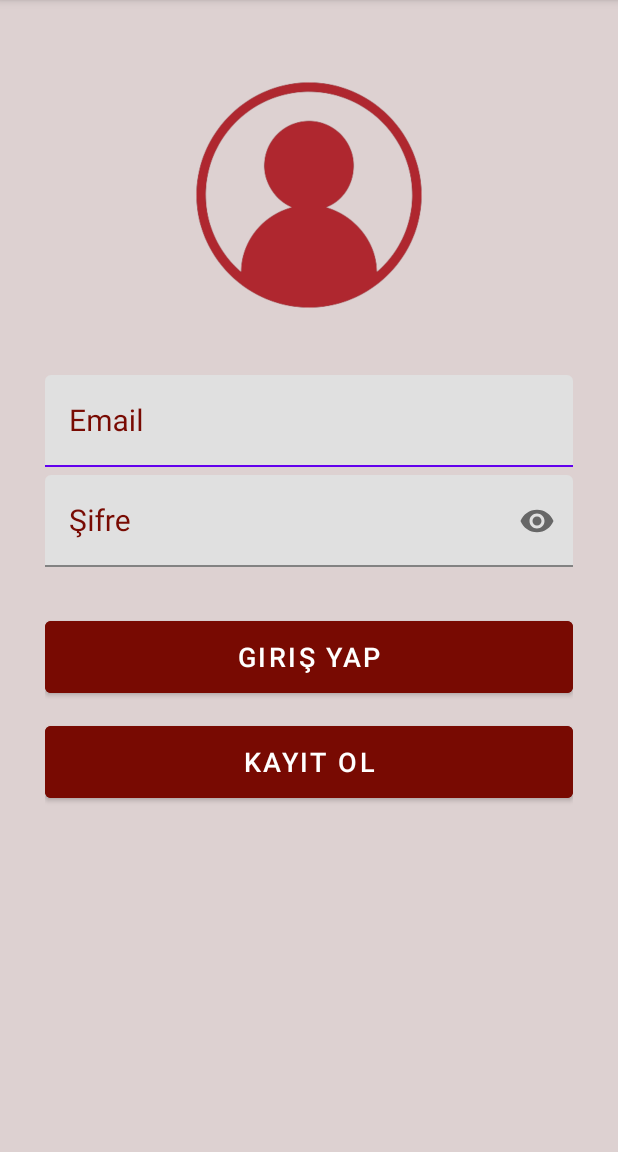
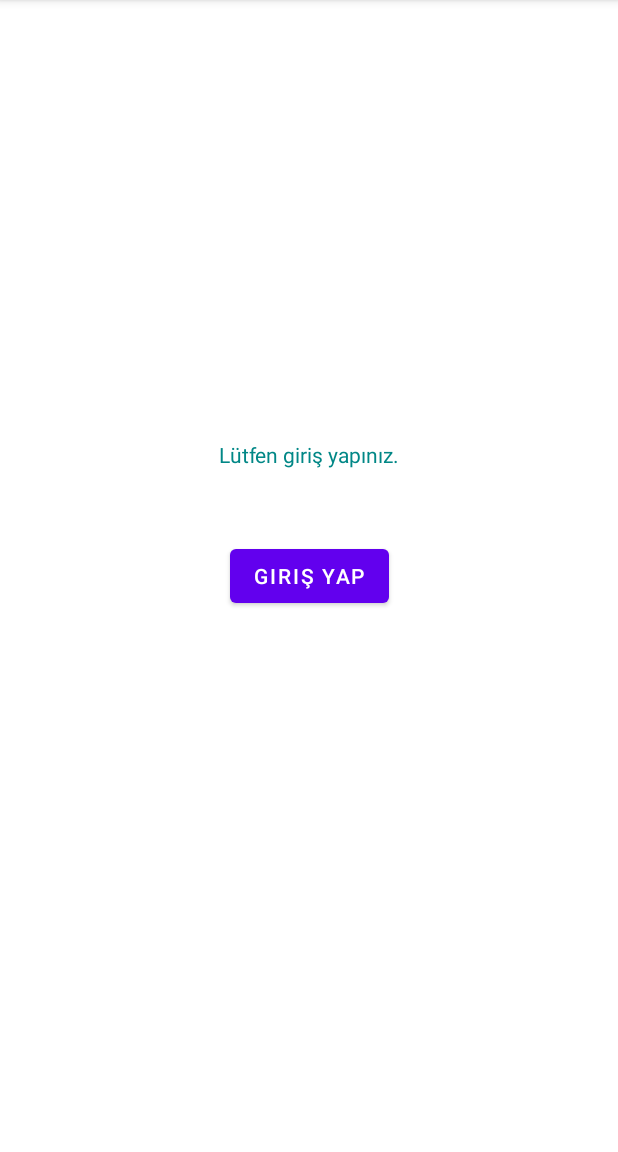
Before and after one commit to Esraras/IlacZamani, an Android app: the screen it shows after launch (LogIn before the commit, MainActivity after it), on a phone screen of 412 x 824 dp, the part 84-1236 px from its top. Run offline under Robolectric (Android 15) with nearby library versions, the phone set to English and light mode, and no system bars; libraries missing offline, so code that uses them is left out: com.huawei.hmf, com.huawei.hms; 1 statement that could not run was skipped.

Commit message:
added account kit

```diff
--- a/app/build.gradle
+++ b/app/build.gradle
@@ -36,4 +36,7 @@ dependencies {
     testImplementation 'junit:junit:4.+'
     androidTestImplementation 'androidx.test.ext:junit:1.1.2'
     androidTestImplementation 'androidx.test.espresso:espresso-core:3.3.0'
+    implementation 'com.huawei.hms:hwid:5.0.3.302'
+    implementation 'com.huawei.agconnect:agconnect-auth:1.3.1.300'
 }
+apply plugin: 'com.huawei.agconnect'
--- a/app/src/main/java/com/example/projedemo/LogIn.java
+++ /dev/null
@@ -1,21 +0,0 @@
-package com.example.projedemo;
-
-import androidx.appcompat.app.AppCompatActivity;
-
-import android.content.Intent;
-import android.os.Bundle;
-import android.view.View;
-
-public class LogIn extends AppCompatActivity {
-
-    @Override
-    protected void onCreate(Bundle savedInstanceState) {
-        super.onCreate(savedInstanceState);
-        setContentView(R.layout.activity_log_in);
-        getActionBar().setTitle("GİRİŞ EKRANI");
-    }
-
-    public void btn_signUp(View view) {
-        startActivity(new Intent(getApplicationContext(),SignUp.class));
-    }
-}
--- a/app/src/main/java/com/example/projedemo/MainActivity.java
+++ b/app/src/main/java/com/example/projedemo/MainActivity.java
@@ -1,27 +1,91 @@
 package com.example.projedemo;
-
+import androidx.annotation.Nullable;
 import androidx.appcompat.app.AppCompatActivity;
 
+import android.annotation.SuppressLint;
 import android.content.Intent;
 import android.os.Bundle;
-import android.os.Trace;
+import android.util.Log;
 import android.view.View;
 import android.widget.Button;
-import android.widget.EditText;
 import android.widget.TextView;
-import android.widget.Toast;
 
-public class MainActivity extends AppCompatActivity  {
+import com.huawei.hmf.tasks.OnCompleteListener;
+import com.huawei.hmf.tasks.Task;
+import com.huawei.hms.common.ApiException;
+import com.huawei.hms.support.account.service.AccountAuthServiceImpl;
+import com.huawei.hms.support.hwid.HuaweiIdAuthManager;
+import com.huawei.hms.support.hwid.request.HuaweiIdAuthParams;
+import com.huawei.hms.support.hwid.request.HuaweiIdAuthParamsHelper;
+import com.huawei.hms.support.hwid.result.AuthHuaweiId;
+import com.huawei.hms.support.hwid.service.HuaweiIdAuthService;
 
-    TextView name;
-    EditText edtText;
-    Button singIn;
+public class MainActivity extends AppCompatActivity {
+
+    TextView loginDesc;
+    Button loginButton;
+    AuthHuaweiId huaweiAccount;
+
+    @SuppressLint("ResourceType")
+    public void setHuaweiAccount(AuthHuaweiId huaweiAccount) {
+        this.huaweiAccount = huaweiAccount;
+
+    }
 
     @Override
     protected void onCreate(Bundle savedInstanceState) {
         super.onCreate(savedInstanceState);
         setContentView(R.layout.activity_main);
 
+        loginButton = findViewById(R.id.login);
+        loginDesc = findViewById(R.id.userText);
+        huaweiAccount = null;
+
+        loginButton.setOnClickListener(new View.OnClickListener() {
+            @Override
+            public void onClick(View v)
+            {
+                HuaweiIdAuthParams authParams = new HuaweiIdAuthParamsHelper(HuaweiIdAuthParams.DEFAULT_AUTH_REQUEST_PARAM).setIdToken().createParams();
+                HuaweiIdAuthService service = HuaweiIdAuthManager.getService(MainActivity.this, authParams);
+
+                if (huaweiAccount == null)
+                {
+                    startActivityForResult(service.getSignInIntent(), 1123);
+                }
+                else {
+                    Task<Void> signOutTask = service.signOut();
+                    signOutTask.addOnCompleteListener(new OnCompleteListener<Void>() {
+                        @Override
+                        public void onComplete(Task<Void> task) {
+                            // Processing after the sign-out.
+                            Log.i("TAG", "signOut complete");
+                            loginButton.setText(R.string.logIn);
+                            loginDesc.setText(R.string.please_login);
+                            huaweiAccount = null;
+                        }
+                    });
+                }
+            }
+        });
     }
 
+    @Override
+    protected void onActivityResult(int requestCode, int resultCode, @Nullable Intent data) {
+        // Process the authorization result to obtain an ID token from AuthHuaweiId.
+        super.onActivityResult(requestCode, resultCode, data);
+        if (requestCode == 1123) {
+
+            Task<AuthHuaweiId> authHuaweiIdTask = HuaweiIdAuthManager.parseAuthResultFromIntent(data);
+
+            if (authHuaweiIdTask.isSuccessful()) {
+
+                huaweiAccount = authHuaweiIdTask.getResult();
+                loginDesc.setText(huaweiAccount.getEmail());
+                loginButton.setText(R.string.logout);
+
+            } else {
+                Log.e("TAG", "sign in failed : " +((ApiException)authHuaweiIdTask.getException()).getStatusCode());
+            }
+        }
+    }
 }
--- a/app/src/main/res/layout/activity_log_in.xml
+++ /dev/null
@@ -1,69 +0,0 @@
-<?xml version="1.0" encoding="utf-8"?>
-<LinearLayout xmlns:android="http://schemas.android.com/apk/res/android"
-    xmlns:app="http://schemas.android.com/apk/res-auto"
-    xmlns:tools="http://schemas.android.com/tools"
-    android:layout_width="match_parent"
-    android:layout_height="match_parent"
-    tools:context=".LogIn"
-    android:orientation="vertical"
-    android:padding="30dp"
-    android:background="@color/background">
-
-    <ImageView
-        android:layout_width="match_parent"
-        android:layout_height="200dp"
-        android:src="@drawable/sl"
-        android:padding="20dp"/>
-
-    <com.google.android.material.textfield.TextInputLayout
-        android:layout_width="match_parent"
-        android:layout_height="wrap_content"
-        android:focusable="true"
-        android:focusableInTouchMode="true"
-        android:textColorHint="@color/red"
-        android:layout_marginTop="20dp">
-
-        <EditText
-            android:layout_width="match_parent"
-            android:layout_height="wrap_content"
-            android:hint="@string/mail"
-            android:ems="10"
-            android:textSize="20dp"
-            android:inputType="text" />
-    </com.google.android.material.textfield.TextInputLayout>
-
-    <com.google.android.material.textfield.TextInputLayout
-        android:layout_width="match_parent"
-        android:layout_height="wrap_content"
-        android:focusable="true"
-        android:focusableInTouchMode="true"
-        android:textColorHint="@color/red"
-        android:layout_marginTop="5dp"
-        app:passwordToggleEnabled="true">
-
-        <EditText
-            android:layout_width="match_parent"
-            android:layout_height="wrap_content"
-            android:hint="@string/password"
-            android:ems="10"
-            android:textSize="20dp"
-            android:inputType="textPassword" />
-    </com.google.android.material.textfield.TextInputLayout>
-
-    <Button
-        android:layout_width="match_parent"
-        android:layout_height="60dp"
-        android:layout_marginTop="30dp"
-        android:backgroundTint="#780A02"
-        android:text="@string/logIn"
-        android:textSize="18sp" />
-
-    <Button
-        android:layout_width="match_parent"
-        android:layout_height="60dp"
-        android:layout_marginTop="10dp"
-        android:backgroundTint="#780A02"
-        android:onClick="btn_signUp"
-        android:text="@string/signIn"
-        android:textSize="18sp" />
-</LinearLayout>
--- a/app/src/main/res/layout/activity_main.xml
+++ b/app/src/main/res/layout/activity_main.xml
@@ -7,4 +7,29 @@
     tools:context=".MainActivity">
 
 
+    <Button
+        android:id="@+id/login"
+        android:layout_width="wrap_content"
+        android:layout_height="wrap_content"
+        android:layout_marginStart="159dp"
+        android:layout_marginTop="341dp"
+        android:layout_marginEnd="159dp"
+        android:layout_marginBottom="342dp"
+        android:text="@string/logIn"
+        app:layout_constraintBottom_toBottomOf="parent"
+        app:layout_constraintEnd_toEndOf="parent"
+        app:layout_constraintStart_toStartOf="parent"
+        app:layout_constraintTop_toTopOf="parent" />
+
+    <TextView
+        android:id="@+id/userText"
+        android:layout_width="wrap_content"
+        android:layout_height="20dp"
+        android:text="@string/please_login"
+        android:textColor="@color/teal_700"
+        app:layout_constraintBottom_toTopOf="@+id/login"
+        app:layout_constraintEnd_toEndOf="parent"
+        app:layout_constraintStart_toStartOf="parent"
+        app:layout_constraintTop_toTopOf="parent"
+        app:layout_constraintVertical_bias="0.862"/>
 </androidx.constraintlayout.widget.ConstraintLayout>
--- a/app/src/main/res/layout/welcome.xml
+++ b/app/src/main/res/layout/welcome.xml
@@ -3,8 +3,7 @@
     xmlns:android="http://schemas.android.com/apk/res/android"
     xmlns:tools="http://schemas.android.com/tools"
     android:layout_width="match_parent"
-    android:layout_height="match_parent">
-
-
+    android:layout_height="match_parent"
+    android:padding="30dp">
 
 </FrameLayout>
--- a/app/src/main/res/values/strings.xml
+++ b/app/src/main/res/values/strings.xml
@@ -3,11 +3,14 @@
     <string name="name">Ad Soyad</string>
     <string name="mail">Email</string>
     <string name="password">Şifre</string>
-    <string name="signIn">Kayıt Ol</string>
+    <string name="signUp">Kayıt Ol</string>
     <string name="userName">Kullanıcı adınız</string>
     <string name="ConfirmPass">Şifre tekrar</string>
     <string name="male">Male</string>
     <string name="female">Female</string>
     <string name="gender">Cinsiyet : </string>
     <string name="logIn">Giriş Yap</string>
+    <string name="hesap">Hesapsız Giriş</string>
+    <string name="please_login">Lütfen giriş yapınız.</string>
+    <string name="logout">Çıkış yap</string>
 </resources>
```
Also changed, not shown: app/src/main/AndroidManifest.xml (+11 -10 lines), app/src/main/java/com/example/projedemo/SignUp.java (deleted, +0 -16 lines), app/src/main/java/com/example/projedemo/Welcome.java (+16 -1 lines), app/src/main/res/layout/activity_sign_up.xml (deleted, +0 -135 lines), build.gradle (+7 -0 lines), 1 other file.
